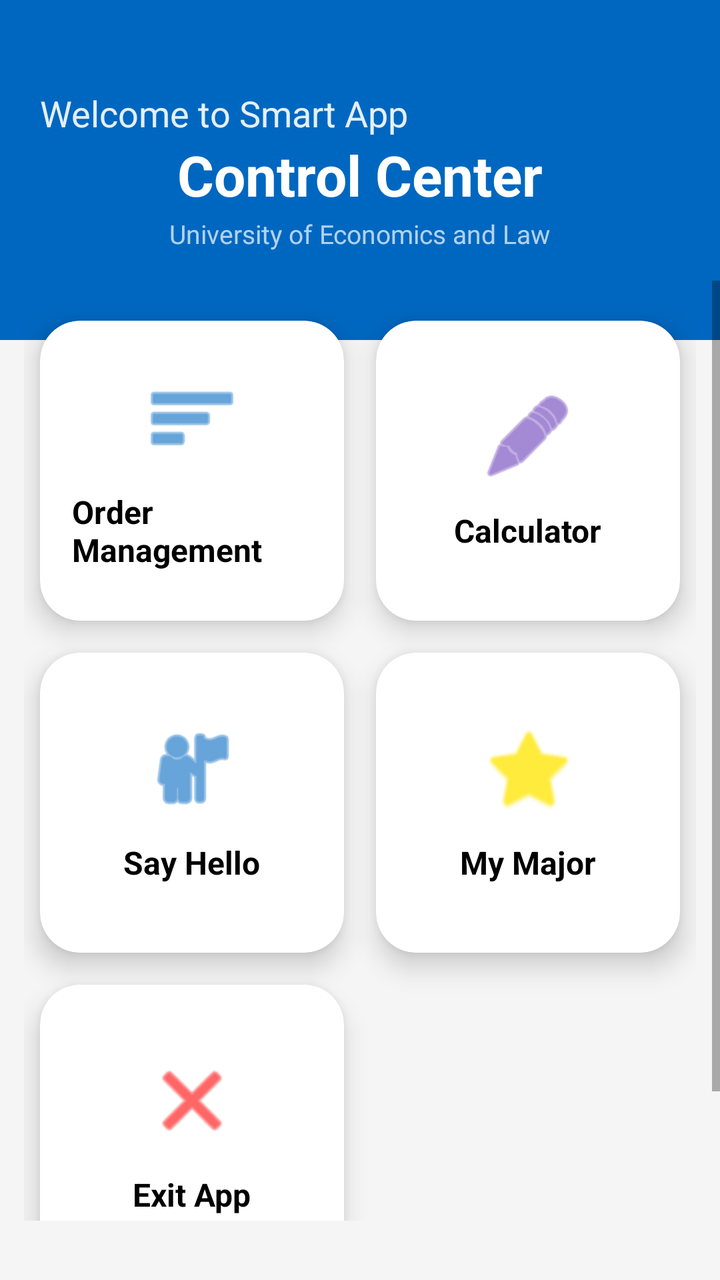
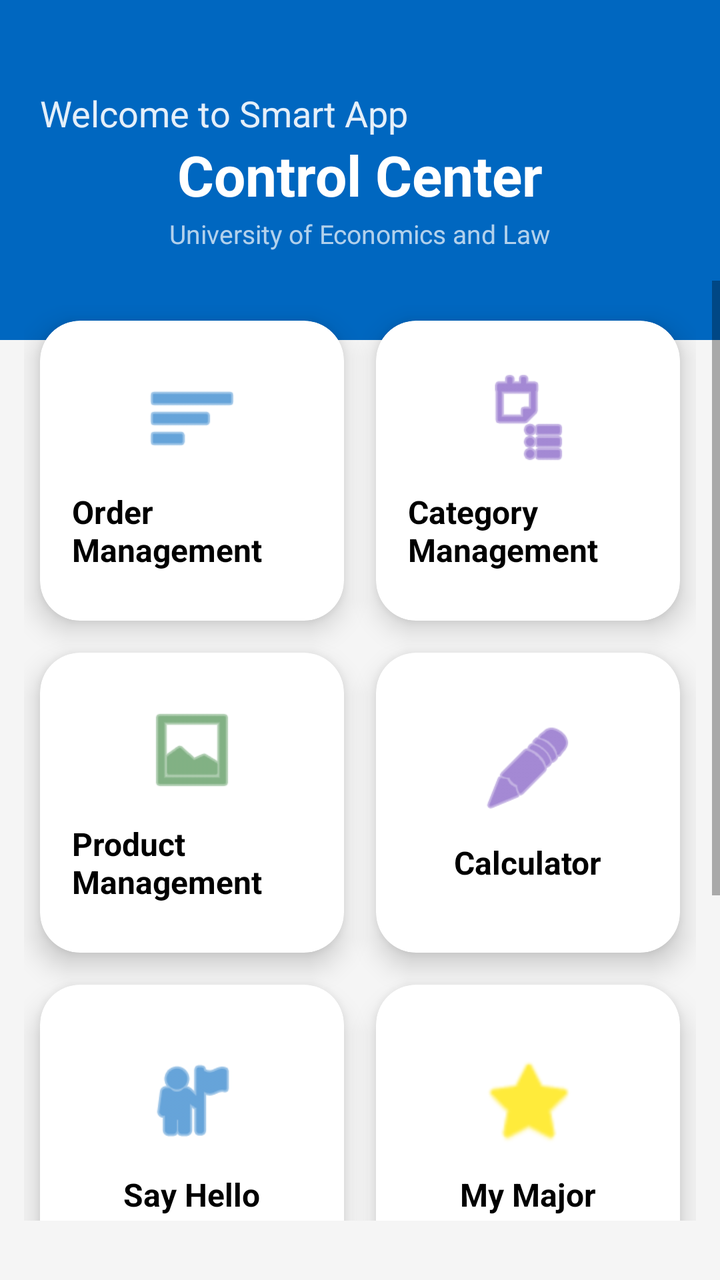

The first picture is an Android layout as it rendered before a commit; the second is the same layout after the commit. The layout source and the unified diff follow.
<!-- AndroidManifest.xml: application theme Theme.K23411TApp -->
<!-- res/layout/activity_main.xml -->
<?xml version="1.0" encoding="utf-8"?>
<LinearLayout xmlns:android="http://schemas.android.com/apk/res/android"
    xmlns:app="http://schemas.android.com/apk/res-auto"
    xmlns:tools="http://schemas.android.com/tools"
    android:id="@+id/main"
    android:layout_width="match_parent"
    android:layout_height="match_parent"
    android:background="@color/gray_light"
    android:orientation="vertical"
    tools:context=".MainActivity">

    
    <LinearLayout
        android:layout_width="match_parent"
        android:layout_height="170dp"
        android:background="@color/blue"
        android:gravity="center"
        android:orientation="vertical"
        android:padding="20dp">

        <TextView
            android:id="@+id/txtWelcome"
            android:layout_width="match_parent"
            android:layout_height="wrap_content"
            android:alpha="0.9"
            android:text="@string/str_welcome_app"
            android:textAlignment="center"
            android:textColor="@color/white"
            android:textSize="18sp" />

        <TextView
            android:id="@+id/txtMainDashboard"
            android:layout_width="wrap_content"
            android:layout_height="wrap_content"
            android:text="@string/str_control_center"
            android:textColor="@color/white"
            android:textSize="28sp"
            android:textStyle="bold" />

        <TextView
            android:layout_width="wrap_content"
            android:layout_height="wrap_content"
            android:layout_marginTop="2dp"
            android:alpha="0.7"
            android:text="@string/str_university"
            android:textColor="@color/white"
            android:textSize="13sp" />
    </LinearLayout>

    <ScrollView
        android:layout_width="match_parent"
        android:layout_height="0dp"
        android:layout_marginTop="-30dp"
        android:layout_weight="1"
        android:clipToPadding="false"
        android:paddingBottom="20dp">

        <GridLayout
            android:layout_width="match_parent"
            android:layout_height="wrap_content"
            android:alignmentMode="alignMargins"
            android:columnCount="2"
            android:padding="12dp">

            
            <com.google.android.material.card.MaterialCardView
                android:layout_width="0dp"
                android:layout_height="150dp"
                android:layout_rowWeight="1"
                android:layout_columnWeight="1"
                android:layout_margin="8dp"
                android:clickable="true"
                android:focusable="true"
                android:onClick="openOrderManagement"
                app:cardCornerRadius="20dp"
                app:cardElevation="8dp"
                app:rippleColor="@color/blue">

                <LinearLayout
                    android:layout_width="match_parent"
                    android:layout_height="match_parent"
                    android:gravity="center"
                    android:orientation="vertical"
                    android:padding="16dp">

                    <ImageView
                        android:layout_width="48dp"
                        android:layout_height="48dp"
                        android:src="@android:drawable/ic_menu_sort_by_size"
                        app:tint="@color/blue" />

                    <TextView
                        android:layout_width="wrap_content"
                        android:layout_height="wrap_content"
                        android:layout_marginTop="12dp"
                        android:text="@string/str_orders"
                        android:textColor="@color/black"
                        android:textSize="16sp"
                        android:textStyle="bold" />
                </LinearLayout>
            </com.google.android.material.card.MaterialCardView>

            
            <com.google.android.material.card.MaterialCardView
                android:layout_width="0dp"
                android:layout_height="150dp"
                android:layout_rowWeight="1"
                android:layout_columnWeight="1"
                android:layout_margin="8dp"
                android:clickable="true"
                android:focusable="true"
                android:onClick="openCalculatorApp"
                app:cardCornerRadius="20dp"
                app:cardElevation="8dp">

                <LinearLayout
                    android:layout_width="match_parent"
                    android:layout_height="match_parent"
                    android:gravity="center"
                    android:orientation="vertical"
                    android:padding="16dp">

                    <ImageView
                        android:layout_width="48dp"
                        android:layout_height="48dp"
                        android:src="@android:drawable/ic_menu_edit"
                        app:tint="@color/purple_primary" />

                    <TextView
                        android:layout_width="wrap_content"
                        android:layout_height="wrap_content"
                        android:layout_marginTop="12dp"
                        android:text="@string/str_calculator"
                        android:textColor="@color/black"
                        android:textSize="16sp"
                        android:textStyle="bold" />
                </LinearLayout>
            </com.google.android.material.card.MaterialCardView>

            
            <com.google.android.material.card.MaterialCardView
                android:layout_width="0dp"
                android:layout_height="150dp"
                android:layout_rowWeight="1"
                android:layout_columnWeight="1"
                android:layout_margin="8dp"
                android:clickable="true"
                android:focusable="true"
                android:onClick="say_hello"
                app:cardCornerRadius="20dp"
                app:cardElevation="8dp">

                <LinearLayout
                    android:layout_width="match_parent"
                    android:layout_height="match_parent"
                    android:gravity="center"
                    android:orientation="vertical"
                    android:padding="16dp">

                    <ImageView
                        android:layout_width="48dp"
                        android:layout_height="48dp"
                        android:src="@android:drawable/ic_menu_myplaces"
                        app:tint="@color/blue" />

                    <TextView
                        android:layout_width="wrap_content"
                        android:layout_height="wrap_content"
                        android:layout_marginTop="12dp"
                        android:text="@string/str_say_hello"
                        android:textColor="@color/black"
                        android:textSize="16sp"
                        android:textStyle="bold" />
                </LinearLayout>
            </com.google.android.material.card.MaterialCardView>

            
            <com.google.android.material.card.MaterialCardView
                android:layout_width="0dp"
                android:layout_height="150dp"
                android:layout_rowWeight="1"
                android:layout_columnWeight="1"
                android:layout_margin="8dp"
                android:clickable="true"
                android:focusable="true"
                android:onClick="show_my_major"
                app:cardCornerRadius="20dp"
                app:cardElevation="8dp">

                <LinearLayout
                    android:layout_width="match_parent"
                    android:layout_height="match_parent"
                    android:gravity="center"
                    android:orientation="vertical"
                    android:padding="16dp">

                    <ImageView
                        android:layout_width="48dp"
                        android:layout_height="48dp"
                        android:src="@android:drawable/btn_star_big_on"
                        app:tint="@color/yellow" />

                    <TextView
                        android:layout_width="wrap_content"
                        android:layout_height="wrap_content"
                        android:layout_marginTop="12dp"
                        android:text="@string/str_my_major_title"
                        android:textColor="@color/black"
                        android:textSize="16sp"
                        android:textStyle="bold" />
                </LinearLayout>
            </com.google.android.material.card.MaterialCardView>

            
            <com.google.android.material.card.MaterialCardView
                android:layout_width="0dp"
                android:layout_height="150dp"
                android:layout_rowWeight="1"
                android:layout_columnWeight="1"
                android:layout_margin="8dp"
                android:clickable="true"
                android:focusable="true"
                android:onClick="exit_app"
                app:cardCornerRadius="20dp"
                app:cardElevation="8dp">

                <LinearLayout
                    android:layout_width="match_parent"
                    android:layout_height="match_parent"
                    android:gravity="center"
                    android:orientation="vertical"
                    android:padding="16dp">

                    <ImageView
                        android:layout_width="48dp"
                        android:layout_height="48dp"
                        android:src="@android:drawable/ic_menu_close_clear_cancel"
                        app:tint="@color/red" />

                    <TextView
                        android:layout_width="wrap_content"
                        android:layout_height="wrap_content"
                        android:layout_marginTop="12dp"
                        android:text="@string/str_exit_app"
                        android:textColor="@color/black"
                        android:textSize="16sp"
                        android:textStyle="bold" />
                </LinearLayout>
            </com.google.android.material.card.MaterialCardView>

        </GridLayout>
    </ScrollView>

</LinearLayout>
<!-- resources referenced by this layout -->
<resources>
  <color name="black">#FF000000</color>
  <color name="blue">#0067C0</color>
  <color name="gray_light">#F5F5F5</color>
  <color name="purple_primary">#673AB7</color>
  <color name="red">#FF0000</color>
  <color name="white">#FFFFFFFF</color>
  <color name="yellow">#FFEB3B</color>
  <string name="str_calculator">Calculator</string>
  <string name="str_control_center">Control Center</string>
  <string name="str_exit_app">Exit App</string>
  <string name="str_my_major_title">My Major</string>
  <string name="str_orders">Order Management</string>
  <string name="str_say_hello">Say Hello</string>
  <string name="str_university">University of Economics and Law</string>
  <string name="str_welcome_app">Welcome to Smart App</string>
  <style name="Theme.K23411TApp" parent="Base.Theme.K23411TAppWithActionBar" />
  <style name="Base.Theme.K23411TAppWithActionBar" parent="Theme.MaterialComponents.DayNight.DarkActionBar">
          
          
      </style>
</resources>

<!-- the commit's change to res/layout/activity_main.xml (unified diff, before → after) -->
@@ -109,6 +109,82 @@
                 android:layout_margin="8dp"
                 android:clickable="true"
                 android:focusable="true"
+                android:onClick="openCategoryManagement"
+                app:cardCornerRadius="20dp"
+                app:cardElevation="8dp"
+                app:rippleColor="@color/purple_primary">
+
+                <LinearLayout
+                    android:layout_width="match_parent"
+                    android:layout_height="match_parent"
+                    android:gravity="center"
+                    android:orientation="vertical"
+                    android:padding="16dp">
+
+                    <ImageView
+                        android:layout_width="48dp"
+                        android:layout_height="48dp"
+                        android:src="@android:drawable/ic_menu_agenda"
+                        app:tint="@color/purple_primary" />
+
+                    <TextView
+                        android:layout_width="wrap_content"
+                        android:layout_height="wrap_content"
+                        android:layout_marginTop="12dp"
+                        android:text="@string/str_categories"
+                        android:textColor="@color/black"
+                        android:textSize="16sp"
+                        android:textStyle="bold" />
+                </LinearLayout>
+            </com.google.android.material.card.MaterialCardView>
+
+            
+            <com.google.android.material.card.MaterialCardView
+                android:layout_width="0dp"
+                android:layout_height="150dp"
+                android:layout_rowWeight="1"
+                android:layout_columnWeight="1"
+                android:layout_margin="8dp"
+                android:clickable="true"
+                android:focusable="true"
+                android:onClick="openProductManagement"
+                app:cardCornerRadius="20dp"
+                app:cardElevation="8dp"
+                app:rippleColor="@color/green">
+
+                <LinearLayout
+                    android:layout_width="match_parent"
+                    android:layout_height="match_parent"
+                    android:gravity="center"
+                    android:orientation="vertical"
+                    android:padding="16dp">
+
+                    <ImageView
+                        android:layout_width="48dp"
+                        android:layout_height="48dp"
+                        android:src="@android:drawable/ic_menu_gallery"
+                        app:tint="@color/green" />
+
+                    <TextView
+                        android:layout_width="wrap_content"
+                        android:layout_height="wrap_content"
+                        android:layout_marginTop="12dp"
+                        android:text="@string/str_products"
+                        android:textColor="@color/black"
+                        android:textSize="16sp"
+                        android:textStyle="bold" />
+                </LinearLayout>
+            </com.google.android.material.card.MaterialCardView>
+
+            
+            <com.google.android.material.card.MaterialCardView
+                android:layout_width="0dp"
+                android:layout_height="150dp"
+                android:layout_rowWeight="1"
+                android:layout_columnWeight="1"
+                android:layout_margin="8dp"
+                android:clickable="true"
+                android:focusable="true"
                 android:onClick="openCalculatorApp"
                 app:cardCornerRadius="20dp"
                 app:cardElevation="8dp">
<!-- resource entries referenced after the edit -->
@@ -3,15 +3,18 @@
   <color name="black">#FF000000</color>
   <color name="blue">#0067C0</color>
   <color name="gray_light">#F5F5F5</color>
+  <color name="green">#2E7D32</color>
   <color name="purple_primary">#673AB7</color>
   <color name="red">#FF0000</color>
   <color name="white">#FFFFFFFF</color>
   <color name="yellow">#FFEB3B</color>
   <string name="str_calculator">Calculator</string>
+  <string name="str_categories">Category Management</string>
   <string name="str_control_center">Control Center</string>
   <string name="str_exit_app">Exit App</string>
   <string name="str_my_major_title">My Major</string>
   <string name="str_orders">Order Management</string>
+  <string name="str_products">Product Management</string>
   <string name="str_say_hello">Say Hello</string>
   <string name="str_university">University of Economics and Law</string>
   <string name="str_welcome_app">Welcome to Smart App</string>
